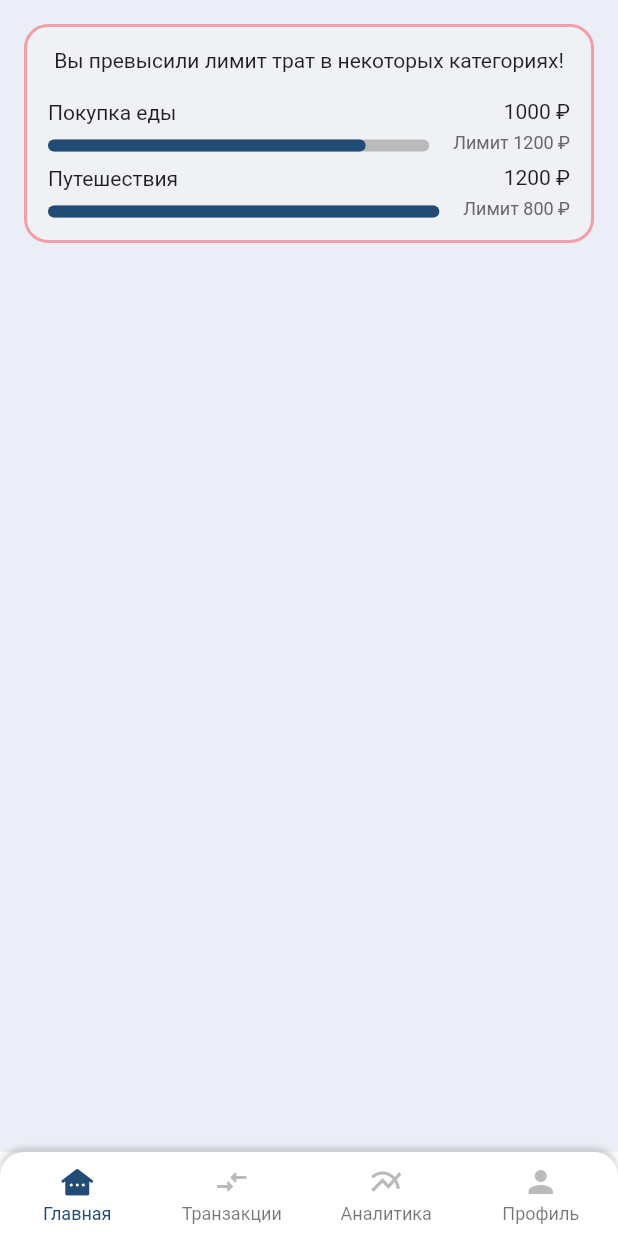
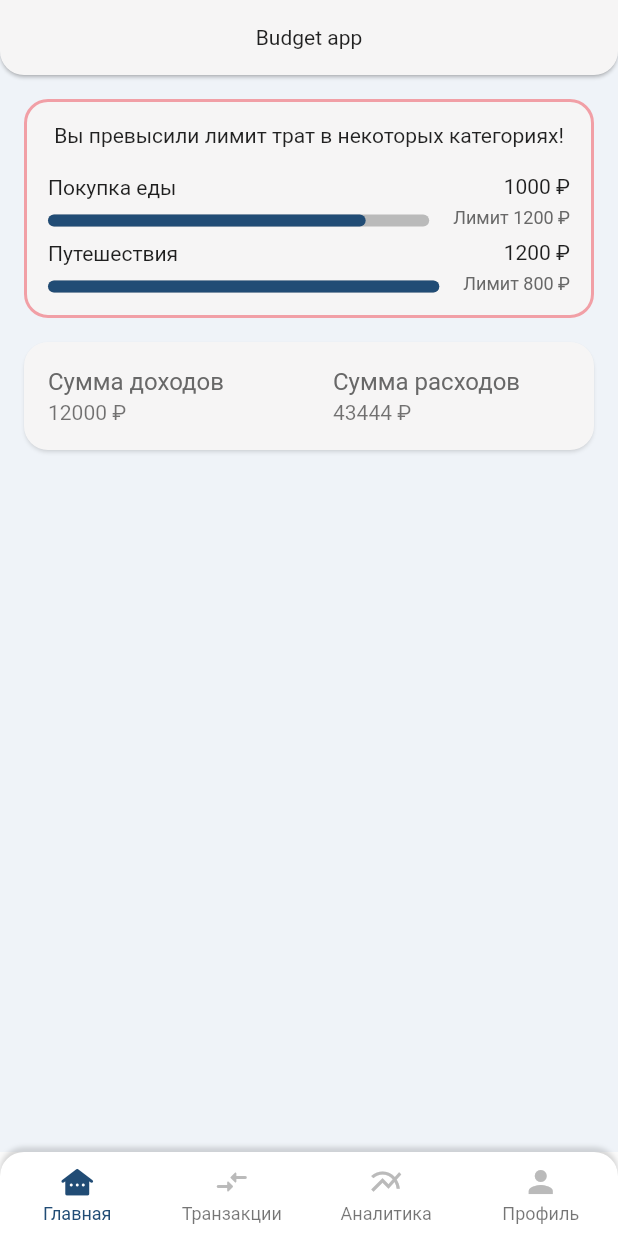
Before and after one commit to RedFox802/budget_tracker_app, a Flutter app: the screen it shows after launch, on a phone screen of 412 x 824 dp. Run offline on Flutter 3.47's test engine with Material 2 defaults, Android fonts, the phone set to English and light mode, and no system bars; drawn by our look-alikes of percent_indicator; our stand-ins replace auto_route, flutter_bloc, freezed_annotation, get_it, hydrated_bloc, injectable; generated files the repository leaves out were written again; statements that could not run were skipped.

Commit message:
feat(BudgetCard): добавление компонента для отображения расходов и доходов

```diff
--- /dev/null
+++ b/lib/common/presentation/component/app_bar/custom_app_bar.dart
@@ -0,0 +1,33 @@
+import 'package:budget_tracker_app/common/presentation/component/card_wrapper/card_circular_bottom_border_wrapper.dart';
+import 'package:budget_tracker_app/theme/app_colors.dart';
+import 'package:budget_tracker_app/theme/app_text_theme.dart';
+import 'package:flutter/material.dart';
+
+class CustomAppBar extends StatelessWidget implements PreferredSizeWidget {
+  const CustomAppBar({super.key});
+
+  @override
+  Size get preferredSize => const Size.fromHeight(50);
+
+  @override
+  Widget build(BuildContext context) {
+    return AppBar(
+      centerTitle: true,
+      backgroundColor: AppColors.backgroundSecondary,
+      elevation: 1,
+      shape: const RoundedRectangleBorder(
+        borderRadius: BorderRadius.only(
+          bottomRight: Radius.circular(16),
+          bottomLeft: Radius.circular(16),
+        ),
+      ),
+      title: const CardCircularBottomBorderWrapper(
+        padding: EdgeInsets.all(8),
+        child: Text(
+          'Budget app',
+          style: AppTextTheme.title,
+        ),
+      ),
+    );
+  }
+}
--- a/lib/common/presentation/component/card_wrapper/card_wrapper.dart
+++ b/lib/common/presentation/component/card_wrapper/card_wrapper.dart
@@ -1,3 +1,4 @@
+import 'package:budget_tracker_app/theme/app_colors.dart';
 import 'package:flutter/material.dart';
 
 abstract class CardWrapper extends StatelessWidget {
@@ -40,7 +41,8 @@ abstract class CardWrapper extends StatelessWidget {
     return Material(
       type: MaterialType.card,
       elevation: elevation,
-      color: color ?? Colors.white,
+      shadowColor: AppColors.dark.withOpacity(0.3),
+      color: color ?? AppColors.backgroundSecondary,
       shape: border,
       borderRadius: border == null ? _getBorderRadius() : null,
       child: Padding(
--- /dev/null
+++ b/lib/feature/home/presentation/component/budget_card.dart
@@ -0,0 +1,58 @@
+import 'package:budget_tracker_app/common/presentation/component/card_wrapper/card_circular_border_all_wrapper.dart';
+import 'package:budget_tracker_app/theme/app_colors.dart';
+import 'package:budget_tracker_app/theme/app_text_theme.dart';
+import 'package:flutter/material.dart';
+
+class BudgetCard extends StatelessWidget {
+  const BudgetCard({
+    required this.totalIncome,
+    required this.totalSpending,
+    super.key,
+  });
+
+  final num totalIncome;
+
+  final num totalSpending;
+
+  @override
+  Widget build(BuildContext context) {
+    return CardCircularBorderAllWrapper(
+      padding:  EdgeInsets.zero,
+      elevation: 1,
+      child: Row(
+        mainAxisSize: MainAxisSize.min,
+        mainAxisAlignment: MainAxisAlignment.spaceBetween,
+        children: [
+          Expanded(
+            child: ListTile(
+              title: const Text(
+                'Сумма доходов',
+                style: AppTextTheme.largeDisabled,
+                overflow: TextOverflow.ellipsis,
+              ),
+              subtitle: Text(
+                '$totalIncome ₽',
+                style: AppTextTheme.title,
+                overflow: TextOverflow.ellipsis,
+              ),
+            ),
+          ),
+          Expanded(
+            child: ListTile(
+              title: const Text(
+                'Сумма расходов',
+                style: AppTextTheme.largeDisabled,
+                overflow: TextOverflow.ellipsis,
+              ),
+              subtitle: Text(
+                '$totalSpending ₽',
+                style: AppTextTheme.title,
+                overflow: TextOverflow.ellipsis,
+              ),
+            ),
+          ),
+        ],
+      ),
+    );
+  }
+}
--- a/lib/feature/home/presentation/screen/home_screen.dart
+++ b/lib/feature/home/presentation/screen/home_screen.dart
@@ -1,7 +1,11 @@
 import 'package:auto_route/auto_route.dart';
 import 'package:budget_tracker_app/common/domain/transition_list/cubit/transactions_list_cubit.dart';
+import 'package:budget_tracker_app/common/presentation/component/app_bar/custom_app_bar.dart';
+import 'package:budget_tracker_app/common/presentation/component/card_wrapper/card_circular_bottom_border_wrapper.dart';
+import 'package:budget_tracker_app/feature/home/presentation/component/budget_card.dart';
 import 'package:budget_tracker_app/feature/home/presentation/component/exceeding_spending_limit_warning_card.dart';
 import 'package:budget_tracker_app/theme/app_colors.dart';
+import 'package:budget_tracker_app/theme/app_text_theme.dart';
 import 'package:flutter/material.dart';
 import 'package:flutter_bloc/flutter_bloc.dart';
 
@@ -14,6 +18,7 @@ class HomeScreen extends StatelessWidget {
     final listenableState = context.watch<TransactionsListCubit>().state;
     return Scaffold(
       backgroundColor: AppColors.backgroundPrimary,
+      appBar: const CustomAppBar(),
       body: SafeArea(
         child: ListView(
           padding: const EdgeInsets.all(16),
@@ -23,6 +28,11 @@ class HomeScreen extends StatelessWidget {
                   .where((e) => e.limit != null)
                   .toList(),
             ),
+            const SizedBox(height: 16),
+            const BudgetCard(
+              totalIncome: 12000,
+              totalSpending: 43444,
+            ),
           ],
         ),
       ),
--- a/lib/theme/app_colors.dart
+++ b/lib/theme/app_colors.dart
@@ -11,13 +11,13 @@ class AppColors {
 
   static const Color error = Color(0xFFF19FA6);
 
-  static const Color backgroundPrimary = Color(0xFFEBEEF6);
+  static const Color backgroundPrimary = Color(0xFFEFF3F8);
 
-  static const Color backgroundSecondary = Color(0xFFEFF1F5);
+  static const Color backgroundSecondary = Color(0xFFF6F5F5);
 
   static const Color backgroundAndText = Color(0xFFFFFFFF);
 
-  static const Color textPrimary = Color(0xFF1F1F1F);
+  static const Color dark = Color(0xFF1F1F1F);
 
   static const Color textSecondary = Color(0xFF686868);
 
--- a/lib/theme/app_text_theme.dart
+++ b/lib/theme/app_text_theme.dart
@@ -6,28 +6,28 @@ class AppTextTheme {
     fontWeight: FontWeight.w400,
     fontSize: 12,
     height: 16 / 12,
-    color: AppColors.textPrimary,
+    color: AppColors.dark,
   );
 
   static const regular = TextStyle(
     fontWeight: FontWeight.w400,
     fontSize: 14,
     height: 16 / 14,
-    color: AppColors.textPrimary,
+    color: AppColors.dark,
   );
 
   static const title = TextStyle(
     fontWeight: FontWeight.w600,
     fontSize: 16,
     height: 20 / 14,
-    color: AppColors.textPrimary,
+    color: AppColors.dark,
   );
 
   static const large = TextStyle(
     fontWeight: FontWeight.w400,
     fontSize: 16,
     height: 20 / 16,
-    color: AppColors.textPrimary,
+    color: AppColors.dark,
   );
 
   static const smallDisabled = TextStyle(
```
